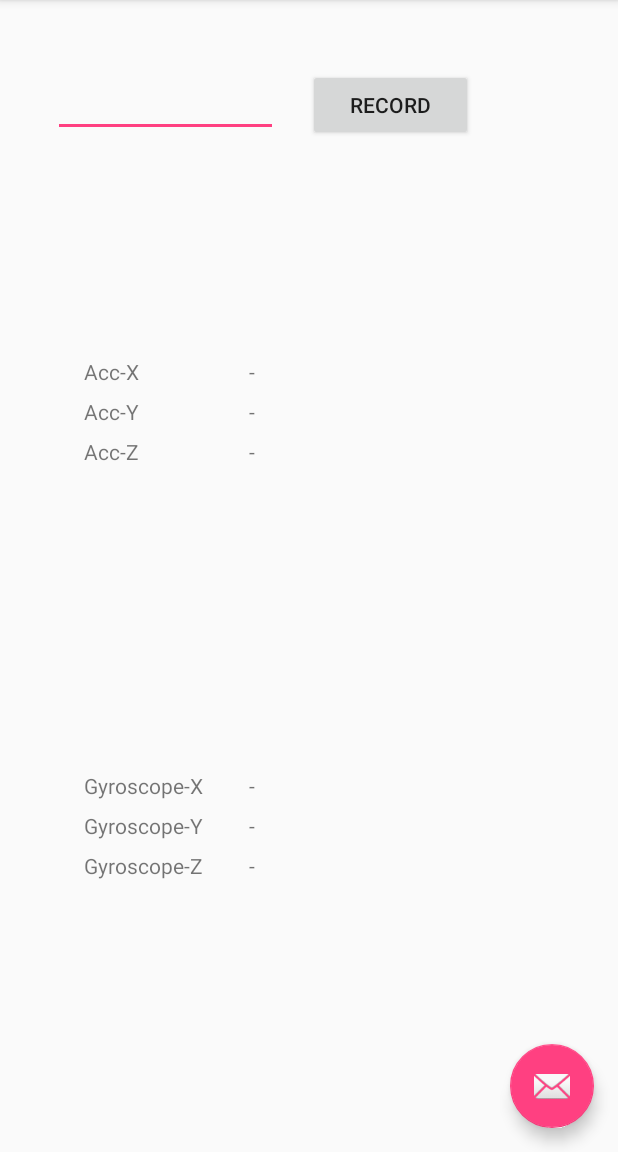
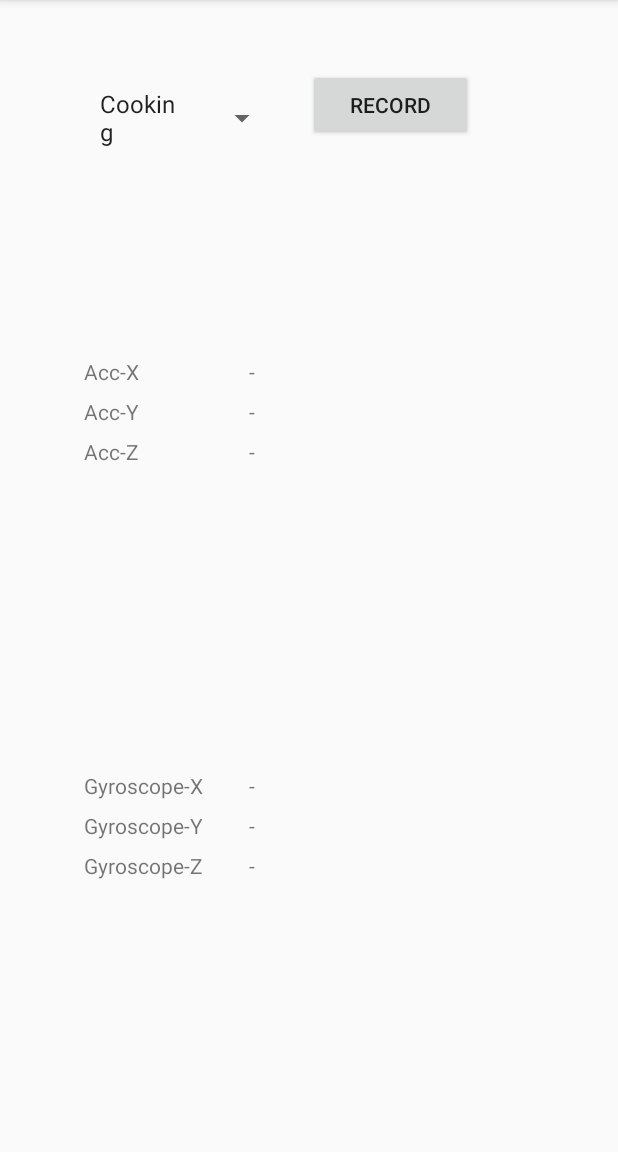
Before and after one commit to AntoinePassemiers/Motionlens, an Android app: the screen it shows after launch (MainActivity), after a tap on "PAUSE", on a phone screen of 412 x 824 dp, the part 84-1236 px from its top. Run offline under Robolectric (Android 15) with nearby library versions, the phone set to English and light mode, and no system bars; 2 other taps on this screen came first.

Commit message:
[Client] Send sensor data to DataflowManager

```diff
--- /dev/null
+++ b/Client/Motionlens/app/src/main/java/com/example/motionlens/motionlens/DataflowManager.java
@@ -0,0 +1,79 @@
+package com.example.motionlens.motionlens;
+
+import android.content.Context;
+import android.util.Log;
+
+import java.io.ByteArrayOutputStream;
+import java.io.FileNotFoundException;
+import java.io.FileOutputStream;
+import java.io.IOException;
+import java.nio.ByteBuffer;
+
+
+public class DataflowManager {
+    private static final String TAG = "dfManager";
+    private Context context;
+    public static final int SAMPLE_SIZE = (3 * Float.SIZE + Long.SIZE) / Byte.SIZE;
+    public static final int MAX_N_BYTES = 100 * SAMPLE_SIZE;
+
+    private Integer current_ha_id;
+    private ByteArrayOutputStream bas;
+    private ByteBuffer acc_data;
+    private int acc_data_n_samples;
+    private ByteBuffer gyr_data;
+    private int gyr_data_n_samples;
+
+    public DataflowManager(Context context) {
+        this.context = context;
+        bas = new ByteArrayOutputStream();
+        flushBuffers();
+    }
+
+    public void flushBuffers() {
+        acc_data = ByteBuffer.allocate(MAX_N_BYTES);
+        gyr_data = ByteBuffer.allocate(MAX_N_BYTES);
+        acc_data_n_samples = 0;
+        gyr_data_n_samples = 0;
+    }
+
+    public void startHA(Integer ha_id) {
+        current_ha_id = ha_id;
+        flushBuffers();
+    }
+
+    public void stopHA() {
+        packData();
+    }
+
+    public void addAccSample(float X, float Y, float Z) {
+        acc_data.putFloat(X); acc_data.putFloat(Y); acc_data.putFloat(Z);
+        acc_data.putLong(System.currentTimeMillis());
+        acc_data_n_samples += SAMPLE_SIZE;
+        if (acc_data_n_samples >= MAX_N_BYTES) packData();
+    }
+
+    public void addGyrSample(float X, float Y, float Z) {
+        gyr_data.putFloat(X); gyr_data.putFloat(Y); gyr_data.putFloat(Z);
+        gyr_data.putLong(System.currentTimeMillis());
+        gyr_data_n_samples += SAMPLE_SIZE;
+        if (gyr_data_n_samples >= MAX_N_BYTES) packData();
+    }
+
+    public void packData() {
+        try {
+            String filename = "tmp";
+            FileOutputStream outputStream = context.openFileOutput(filename, Context.MODE_PRIVATE);
+            outputStream.write(ByteBuffer.allocate(4).putInt(acc_data_n_samples).array());
+            outputStream.write(ByteBuffer.allocate(4).putInt(gyr_data_n_samples).array());
+            outputStream.write(acc_data.array());
+            outputStream.write(gyr_data.array());
+            outputStream.close();
+            Log.d(TAG, "Saved file " + filename);
+        } catch (FileNotFoundException e) {
+            e.printStackTrace();
+        } catch (IOException e) {
+            e.printStackTrace();
+        }
+        flushBuffers();
+    }
+}
--- a/Client/Motionlens/app/src/main/java/com/example/motionlens/motionlens/MainActivity.java
+++ b/Client/Motionlens/app/src/main/java/com/example/motionlens/motionlens/MainActivity.java
@@ -11,17 +11,22 @@ import android.support.design.widget.FloatingActionButton;
 import android.support.design.widget.Snackbar;
 import android.support.v7.app.AppCompatActivity;
 import android.support.v7.widget.Toolbar;
+import android.util.Log;
 import android.view.View;
 import android.view.Menu;
 import android.view.MenuItem;
 import android.widget.ArrayAdapter;
-import android.widget.AutoCompleteTextView;
 import android.widget.Button;
+import android.widget.Spinner;
 import android.widget.TextView;
+
+import java.util.ArrayList;
+import java.util.HashMap;
+
 
 public class MainActivity extends AppCompatActivity implements SensorEventListener {
 
-    private static boolean USE_WAKE_LOCK = true;
+    private static boolean USE_WAKE_LOCK = false;
 
     private boolean recording = false;
 
@@ -33,6 +38,10 @@ public class MainActivity extends AppCompatActivity implements SensorEventListen
     private TextView currentX, currentY, currentZ;
     private TextView gyroscopeX, gyroscopeY, gyroscopeZ;
     private Button recordButton;
+    private Spinner spinner;
+
+    private HashMap<String, Integer> human_activities;
+    private DataflowManager dfManager;
 
     @Override
     protected void onCreate(Bundle savedInstanceState) {
@@ -42,21 +51,25 @@ public class MainActivity extends AppCompatActivity implements SensorEventListen
         setSupportActionBar(toolbar);
         context = getApplicationContext();
 
-        FloatingActionButton fab = (FloatingActionButton) findViewById(R.id.fab);
-        fab.setOnClickListener(new View.OnClickListener() {
-            @Override
-            public void onClick(View view) {
-                Snackbar.make(view, "Replace with your own action", Snackbar.LENGTH_LONG)
-                        .setAction("Action", null).show();
-            }
-        });
+        human_activities = new HashMap<String, Integer>();
+        dfManager = new DataflowManager(context);
 
         // https://developer.android.com/training/keyboard-input/style.html
-        AutoCompleteTextView textView = (AutoCompleteTextView) findViewById(R.id.activity_with_white_list);
-        String[] human_activities = getResources().getStringArray(R.array.human_activities);
-        ArrayAdapter<String> adapter =
-                new ArrayAdapter<String>(this, android.R.layout.simple_list_item_1, human_activities);
-        textView.setAdapter(adapter);
+        spinner = (Spinner) findViewById(R.id.activity_with_white_list);
+        String[] has = getResources().getStringArray(R.array.human_activities);
+        for (String ha : has) {
+            Integer ha_id = Integer.parseInt(ha.substring(0, 3));
+            String ha_name = ha.substring(6);
+            assert(human_activities.get(ha_name) == null);
+            human_activities.put(ha_name, ha_id);
+        }
+
+        ArrayAdapter<String> adapter = new ArrayAdapter<String>(
+                this,
+                android.R.layout.simple_list_item_1,
+                new ArrayList<String>(human_activities.keySet()));
+        adapter.setDropDownViewResource(android.R.layout.simple_spinner_dropdown_item);
+        spinner.setAdapter(adapter);
 
         currentX = (TextView) findViewById(R.id.currentX);
         currentY = (TextView) findViewById(R.id.currentY);
@@ -69,38 +82,43 @@ public class MainActivity extends AppCompatActivity implements SensorEventListen
         recordButton.setOnClickListener(new View.OnClickListener() {
             public void onClick(View v) {
                 recording = !recording;
-                if (recording) {
+                if (recording) { // Start recording
                     recordButton.setText("Pause");
+                    Log.d("Selected text", spinner.getSelectedItem().toString().split("\n")[0]);
+                    String selection = spinner.getSelectedItem().toString();
+                    Integer ha_id = human_activities.get(selection.split("\n")[0]);
+                    if (ha_id == null) throw new AssertionError("Could not find activity by name");
+                    dfManager.startHA(ha_id);
                 }
-                else {
+                else { // Stop recording
                     recordButton.setText("Record");
+                    dfManager.stopHA();
                 }
             }
         });
 
         sensorManager = (SensorManager) getSystemService(Context.SENSOR_SERVICE);
         if (sensorManager.getDefaultSensor(Sensor.TYPE_ACCELEROMETER) != null) {
-            accelerometer = sensorManager.getDefaultSensor(Sensor.TYPE_ACCELEROMETER);
+            accelerometer = sensorManager.getDefaultSensor(Sensor.TYPE_LINEAR_ACCELERATION);
             gyroscope = sensorManager.getDefaultSensor(Sensor.TYPE_GYROSCOPE);
-            sensorManager.registerListener(this, accelerometer, SensorManager.SENSOR_DELAY_NORMAL);
+            sensorManager.registerListener(this, accelerometer, SensorManager.SENSOR_DELAY_UI);
             sensorManager.registerListener(this, gyroscope, SensorManager.SENSOR_DELAY_NORMAL);
         }
         else {
             // TODO: raise error
         }
-        if (USE_WAKE_LOCK) {
-            acquireWakeLock();
-        }
     }
 
     protected void onResume() {
         super.onResume();
+        releaseWakeLock();
         sensorManager.registerListener(this, accelerometer, SensorManager.SENSOR_DELAY_NORMAL);
         sensorManager.registerListener(this, gyroscope, SensorManager.SENSOR_DELAY_NORMAL);
     }
 
     protected void onPause() {
         super.onPause();
+        releaseWakeLock();
         sensorManager.unregisterListener(this);
     }
 
@@ -132,11 +150,17 @@ public class MainActivity extends AppCompatActivity implements SensorEventListen
             currentX.setText(Float.toString(event.values[0]));
             currentY.setText(Float.toString(event.values[1]));
             currentZ.setText(Float.toString(event.values[2]));
+            if (recording) {
+                dfManager.addAccSample(event.values[0], event.values[1], event.values[2]);
+            }
         }
         else if (event.sensor == gyroscope) {
             gyroscopeX.setText(Float.toString(event.values[0]));
             gyroscopeY.setText(Float.toString(event.values[1]));
             gyroscopeZ.setText(Float.toString(event.values[2]));
+            if (recording) {
+                dfManager.addGyrSample(event.values[0], event.values[1], event.values[2]);
+            }
         }
     }
 
@@ -146,10 +170,12 @@ public class MainActivity extends AppCompatActivity implements SensorEventListen
     }
 
     public void acquireWakeLock() {
-        final PowerManager powerManager = (PowerManager) context.getSystemService(Context.POWER_SERVICE);
-        releaseWakeLock();
-        wakeLock = powerManager.newWakeLock(PowerManager.PARTIAL_WAKE_LOCK, "PARTIAL_WAKE_LOCK");
-        wakeLock.acquire();
+        if (USE_WAKE_LOCK) {
+            final PowerManager powerManager = (PowerManager) context.getSystemService(Context.POWER_SERVICE);
+            releaseWakeLock();
+            wakeLock = powerManager.newWakeLock(PowerManager.PARTIAL_WAKE_LOCK, "PARTIAL_WAKE_LOCK");
+            wakeLock.acquire();
+        }
     }
 
     public void releaseWakeLock() {
--- a/Client/Motionlens/app/src/main/res/layout/activity_main.xml
+++ b/Client/Motionlens/app/src/main/res/layout/activity_main.xml
@@ -22,12 +22,4 @@
 
     <include layout="@layout/content_main" />
 
-    <android.support.design.widget.FloatingActionButton
-        android:id="@+id/fab"
-        android:layout_width="wrap_content"
-        android:layout_height="wrap_content"
-        android:layout_gravity="bottom|end"
-        android:layout_margin="@dimen/fab_margin"
-        app:srcCompat="@android:drawable/ic_dialog_email" />
-
 </android.support.design.widget.CoordinatorLayout>
--- a/Client/Motionlens/app/src/main/res/layout/content_main.xml
+++ b/Client/Motionlens/app/src/main/res/layout/content_main.xml
@@ -18,7 +18,7 @@
         android:layout_marginLeft="35dp"
         app:layout_constraintLeft_toLeftOf="parent">
 
-        <AutoCompleteTextView
+        <Spinner
             android:id="@+id/activity_with_white_list"
             android:layout_width="150dp"
             android:layout_height="wrap_content"
--- a/Client/Motionlens/app/src/main/res/values/array.xml
+++ b/Client/Motionlens/app/src/main/res/values/array.xml
@@ -1,10 +1,35 @@
 <?xml version="1.0" encoding="utf-8"?>
 <resources>
     <string-array name="human_activities">
-        <item>AAAAAA</item>
-        <item>MMMMMM</item>
-        <item>POPOPO</item>
-        <item>BVBVBV</item>
-        <item>VVVVVV</item>
+        <item>001 - Attending class</item>
+        <item>002 - Attending a concert</item>
+        <item>003 - Sitting in a cinema/opera/theater</item>
+        <item>004 - Brushing one\'s teeth</item>
+        <item>005 - Cooking</item>
+        <item>006 - Doing cardio</item>
+        <item>007 - Doing the groceries</item>
+        <item>008 - Doing team sport</item>
+        <item>009 - Driving a car</item>
+        <item>010 - Eating</item>
+        <item>011 - Going to the Mass/Service</item>
+        <item>012 - Playing board games</item>
+        <item>013 - Playing drums</item>
+        <item>014 - Playing guitar/bass</item>
+        <item>015 - Playing piano</item>
+        <item>016 - Playing video games</item>
+        <item>017 - Riding a bike</item>
+        <item>018 - Riding a motorcycle</item>
+        <item>019 - Shopping</item>
+        <item>020 - Sleeping</item>
+        <item>021 - Surfing on the web</item>
+        <item>022 - Taking a bath</item>
+        <item>023 - Taking the bus/tram</item>
+        <item>024 - Visiting the bathroom</item>
+        <item>025 - Walking/wandering</item>
+        <item>026 - Walking down stairs</item>
+        <item>027 - Walking the dog</item>
+        <item>028 - Walking up stairs</item>
+        <item>029 - Watching TV</item>
+        <item>030 - Working on desk</item>
     </string-array>
 </resources>
```
Also changed, not shown: 3 other files.
